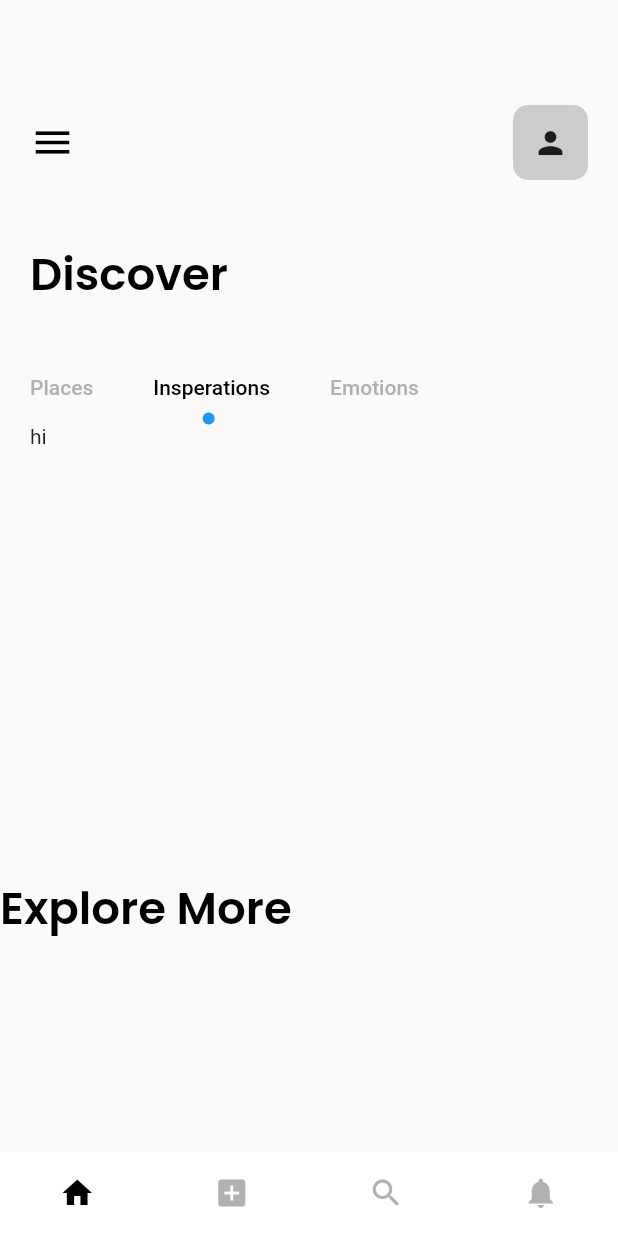
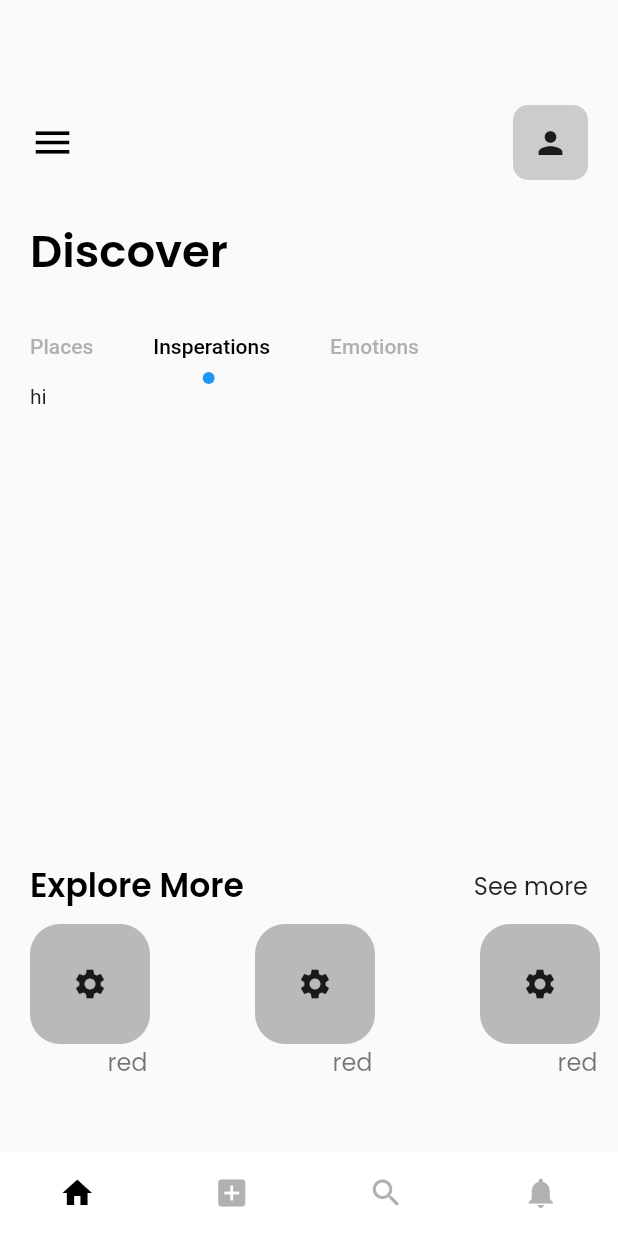
Before and after one commit to sachin96Boy/TravellerApp, a Flutter app: the screen it shows after launch, tab 2 chosen, on a phone screen of 412 x 824 dp. Run offline on Flutter 3.47's test engine with Material 2 defaults, Android fonts, the phone set to English and light mode, and no system bars; our stand-ins replace flutter_dotenv, google_fonts; network calls fail.

Commit message:
fix:add homescreensection and fixing render issues

```diff
--- a/lib/screens/menuScreen.dart
+++ b/lib/screens/menuScreen.dart
@@ -1,5 +1,6 @@
 import 'package:flutter/material.dart';
 import 'package:my_traveller_app/widgets/appLargeText.dart';
+import 'package:my_traveller_app/widgets/appText.dart';
 
 class MenuScreen extends StatefulWidget {
   const MenuScreen({Key? key}) : super(key: key);
@@ -14,7 +15,8 @@ class _MenuScreenState extends State<MenuScreen> with TickerProviderStateMixin {
     TabController _tabController = TabController(length: 3, vsync: this);
 
     return Scaffold(
-      body: Column(
+      body: SingleChildScrollView(
+        child: Column(
           crossAxisAlignment: CrossAxisAlignment.start,
           children: [
             Container(
@@ -40,12 +42,12 @@ class _MenuScreenState extends State<MenuScreen> with TickerProviderStateMixin {
                 ],
               ),
             ),
-          const SizedBox(height: 40),
+            const SizedBox(height: 25.0),
             Container(
               margin: const EdgeInsets.only(left: 20.0),
               child: const AppLargeText(text: "Discover"),
             ),
-          const SizedBox(height: 30),
+            const SizedBox(height: 18.0),
             Container(
               child: Align(
                 alignment: Alignment.centerLeft,
@@ -56,7 +58,8 @@ class _MenuScreenState extends State<MenuScreen> with TickerProviderStateMixin {
                   unselectedLabelColor: Colors.grey.withOpacity(0.8),
                   isScrollable: true,
                   indicatorSize: TabBarIndicatorSize.label,
-                indicator: CircleTabIndicator(color: Colors.blue, radius: 4.0),
+                  indicator:
+                      CircleTabIndicator(color: Colors.blue, radius: 4.0),
                   tabs: const [
                     Tab(
                       text: "Places",
@@ -102,14 +105,55 @@ class _MenuScreenState extends State<MenuScreen> with TickerProviderStateMixin {
                 ],
               ),
             ),
-          Row(
+            const SizedBox(height: 18.0),
+            Container(
+              margin: const EdgeInsets.only(left: 20.0, right: 20.0),
+              child: Row(
+                mainAxisAlignment: MainAxisAlignment.spaceBetween,
                 children: const [
                   AppLargeText(
                     text: "Explore More",
+                    size: 22.0,
+                  ),
+                  AppText(
+                    text: "See more",
+                    color: Colors.black87,
                   )
                 ],
-          )
+              ),
+            ),
+            const SizedBox(height: 9),
+            Container(
+              height: 100.0,
+              width: double.infinity,
+              child: ListView.builder(
+                  scrollDirection: Axis.horizontal,
+                  itemCount: 4,
+                  itemBuilder: (_, index) => Container(
+                        margin: const EdgeInsets.only(left: 20.0),
+                        child: Column(
+                          children: [
+                            Container(
+                              margin: const EdgeInsets.only(right: 50.0),
+                              width: 80.0,
+                              height: 80.0,
+                              decoration: BoxDecoration(
+                                borderRadius: BorderRadius.circular(20.0),
+                                color: Colors.black26,
+                              ),
+                              child: const Icon(Icons.settings),
+                            ),
+                            Container(
+                              child: const AppText(
+                                text: "red",
+                              ),
+                            ),
                           ],
+                        ),
+                      )),
+            ),
+          ],
+        ),
       ),
     );
   }
```
Lines whose indentation alone changed are shown as unchanged.
